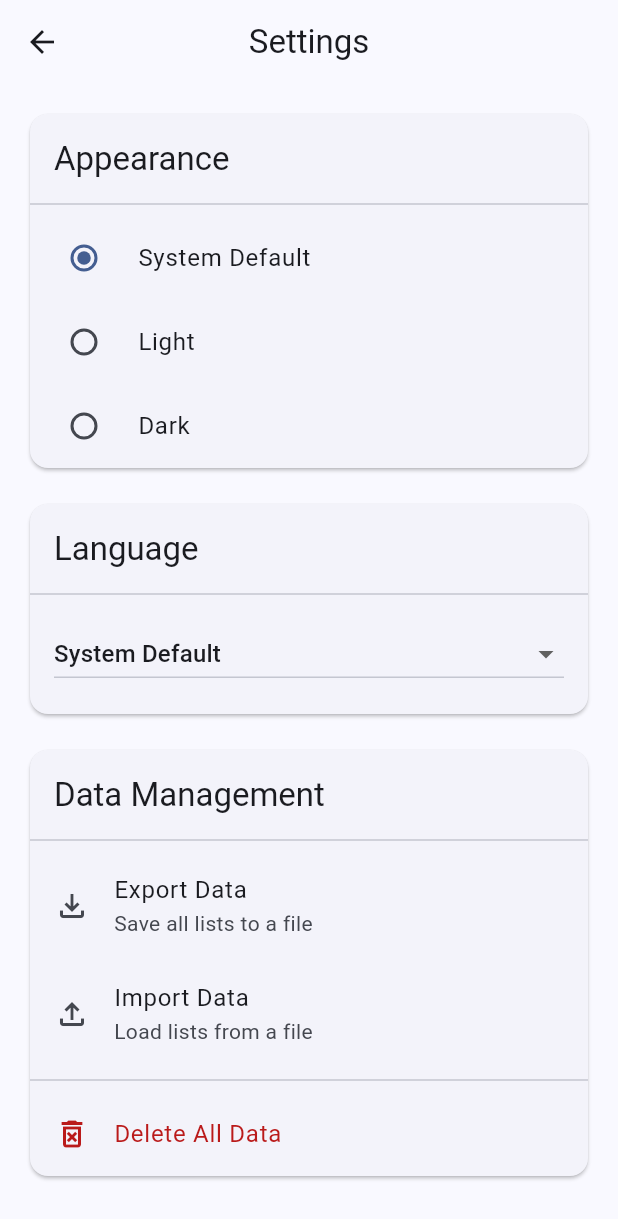
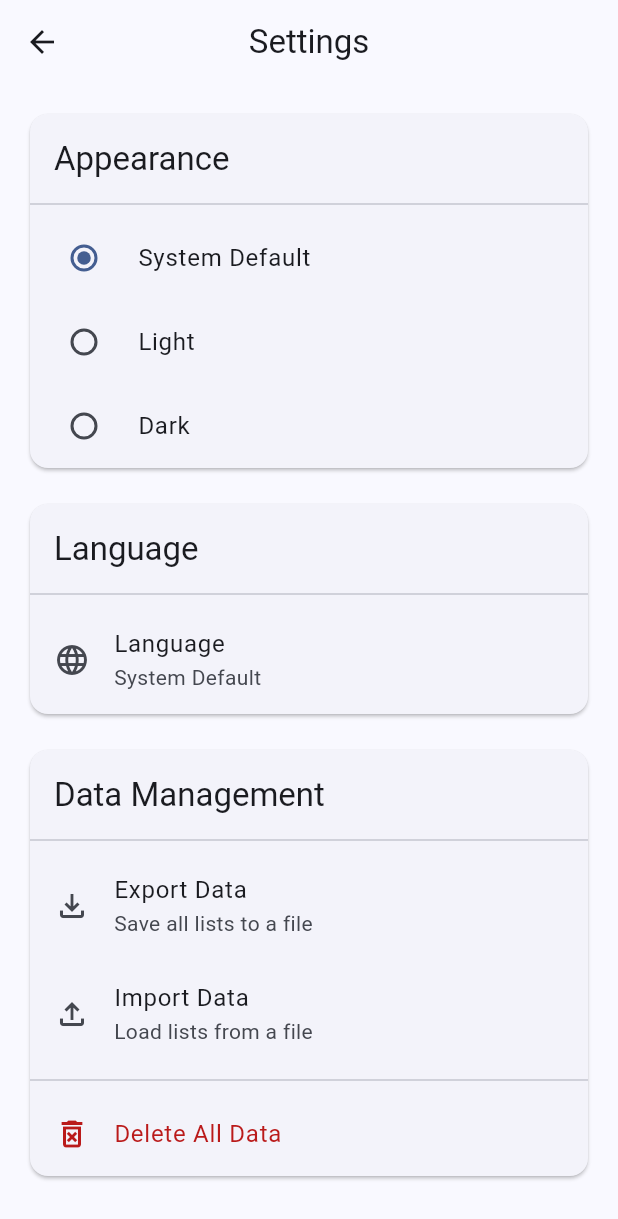
Before and after one commit to FlamingWater35/Quizlone, a Flutter app: the SettingsScreen screen opened by its route, on a phone screen of 412 x 824 dp. Shown: the top 1219 px of the screen. Run offline on Flutter 3.47's test engine with Material 3 defaults, Android fonts, the phone set to English and light mode, and no system bars; our stand-ins replace auto_route, file_picker, flutter_riverpod, hive_ce, hive_ce_flutter, package_info_plus and 3 more; missing offline and left inert: flutter_file_dialog, slang, universal_html, window_manager; accounts and stored records are empty; generated files the repository leaves out were written again.

Commit message:
Better language select option

```diff
--- a/lib/i18n/en.i18n.json
+++ b/lib/i18n/en.i18n.json
@@ -140,6 +140,7 @@
     "title": "Settings",
     "appearance": "Appearance",
     "language": "Language",
+    "languageDialogTitle": "Select Language",
     "systemDefault": "System Default",
     "light": "Light",
     "dark": "Dark",
--- a/lib/i18n/fi.i18n.json
+++ b/lib/i18n/fi.i18n.json
@@ -140,6 +140,7 @@
     "title": "Asetukset",
     "appearance": "Ulkoasu",
     "language": "Kieli",
+    "languageDialogTitle": "Valitse kieli",
     "systemDefault": "Järjestelmän oletus",
     "light": "Vaalea",
     "dark": "Tumma",
--- a/lib/screens/main/settings_screen.dart
+++ b/lib/screens/main/settings_screen.dart
@@ -20,6 +20,58 @@ import '../../widgets/centered_view.dart';
 @RoutePage()
 class SettingsScreen extends ConsumerWidget {
   const SettingsScreen({super.key});
+
+  String _getCurrentLanguageName(AppLanguage lang, Translations t) {
+    switch (lang) {
+      case AppLanguage.en:
+        return t.settingsScreen.english;
+      case AppLanguage.fi:
+        return t.settingsScreen.finnish;
+      case AppLanguage.system:
+      default:
+        return t.settingsScreen.systemDefault;
+    }
+  }
+
+  void _showLanguagePicker(BuildContext context, WidgetRef ref) {
+    final languageNotifier = ref.read(appLanguageNotifierProvider.notifier);
+    final currentLanguage = ref.read(appLanguageNotifierProvider);
+    final t = Translations.of(context);
+
+    showDialog(
+      context: context,
+      builder: (BuildContext context) {
+        return AlertDialog(
+          title: Text(t.settingsScreen.languageDialogTitle),
+          content: SingleChildScrollView(
+            child: Column(
+              mainAxisSize: MainAxisSize.min,
+              children:
+                  AppLanguage.values.map((lang) {
+                    return RadioListTile<AppLanguage>(
+                      title: Text(_getCurrentLanguageName(lang, t)),
+                      value: lang,
+                      groupValue: currentLanguage,
+                      onChanged: (AppLanguage? newLang) {
+                        if (newLang != null) {
+                          languageNotifier.setLanguage(newLang);
+                          Navigator.of(context).pop();
+                        }
+                      },
+                    );
+                  }).toList(),
+            ),
+          ),
+          actions: [
+            TextButton(
+              onPressed: () => Navigator.of(context).pop(),
+              child: Text(t.general.cancel),
+            ),
+          ],
+        );
+      },
+    );
+  }
 
   Future<void> _exportData(BuildContext context, WidgetRef ref) async {
     final dbService = ref.read(databaseServiceProvider);
@@ -247,7 +299,6 @@ class SettingsScreen extends ConsumerWidget {
     final currentTheme = ref.watch(appThemeProvider);
     final themeNotifier = ref.read(appThemeProvider.notifier);
     final currentLanguage = ref.watch(appLanguageNotifierProvider);
-    final languageNotifier = ref.read(appLanguageNotifierProvider.notifier);
     final theme = Theme.of(context);
     final colorScheme = theme.colorScheme;
     final t = Translations.of(context);
@@ -286,35 +337,11 @@ class SettingsScreen extends ConsumerWidget {
               _SettingsGroup(
                 title: t.settingsScreen.language,
                 children: [
-                  Padding(
-                    padding: const EdgeInsets.fromLTRB(16, 8, 16, 16),
-                    child: DropdownButton<AppLanguage>(
-                      value: currentLanguage,
-                      isExpanded: true,
-                      underline: Container(
-                        height: 1,
-                        color: theme.colorScheme.outlineVariant,
-                      ),
-                      items: [
-                        DropdownMenuItem(
-                          value: AppLanguage.system,
-                          child: Text(t.settingsScreen.systemDefault),
-                        ),
-                        DropdownMenuItem(
-                          value: AppLanguage.en,
-                          child: Text(t.settingsScreen.english),
-                        ),
-                        DropdownMenuItem(
-                          value: AppLanguage.fi,
-                          child: Text(t.settingsScreen.finnish),
-                        ),
-                      ],
-                      onChanged: (AppLanguage? newLang) {
-                        if (newLang != null) {
-                          languageNotifier.setLanguage(newLang);
-                        }
-                      },
-                    ),
+                  ListTile(
+                    leading: const Icon(Icons.language_outlined),
+                    title: Text(t.settingsScreen.language),
+                    subtitle: Text(_getCurrentLanguageName(currentLanguage, t)),
+                    onTap: () => _showLanguagePicker(context, ref),
                   ),
                 ],
               ),
```
Also changed, not shown: lib/i18n/translations.g.dart, lib/i18n/translations_en.g.dart, lib/i18n/translations_fi.g.dart.
